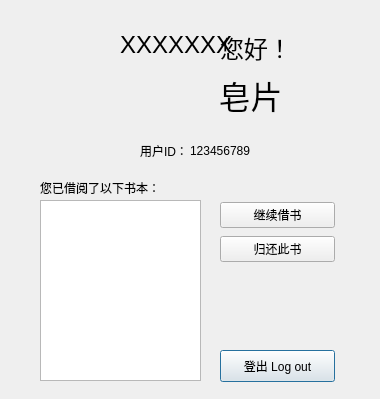
sxtyzhangzk/LiBrother, file LiBrother/LiBrotherClient/usermain.ui: the form before one commit.
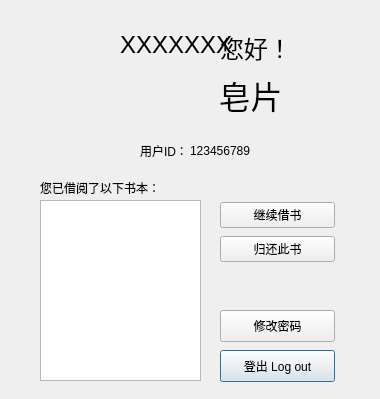
The form after the commit.

Diff of the .ui file:
```diff
--- a/LiBrother/LiBrotherClient/usermain.ui
+++ b/LiBrother/LiBrotherClient/usermain.ui
@@ -114,7 +114,7 @@
     </rect>
    </property>
   </widget>
-  <widget class="QWidget" name="">
+  <widget class="QWidget" name="layoutWidget">
    <property name="geometry">
     <rect>
      <x>220</x>
@@ -140,6 +140,19 @@
     </item>
    </layout>
   </widget>
+  <widget class="QPushButton" name="pushButton_4">
+   <property name="geometry">
+    <rect>
+     <x>220</x>
+     <y>310</y>
+     <width>115</width>
+     <height>32</height>
+    </rect>
+   </property>
+   <property name="text">
+    <string>修改密码</string>
+   </property>
+  </widget>
  </widget>
  <resources/>
  <connections/>
```
